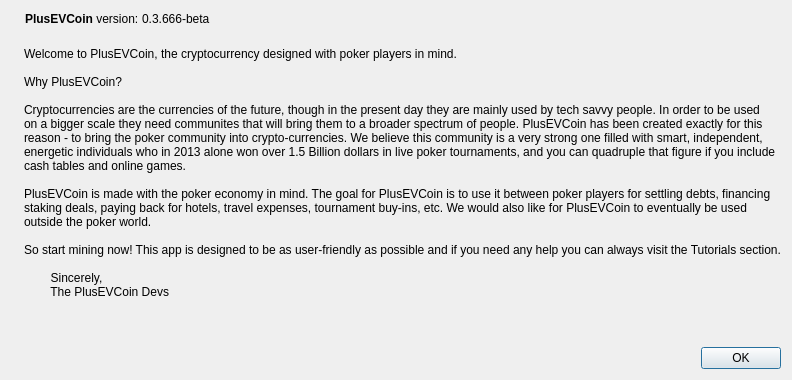
This is src/qt/forms/BeginnerDialog.ui in plusevcoin/plusevcoin as Qt 5 draws it before an edit. The edited form follows.
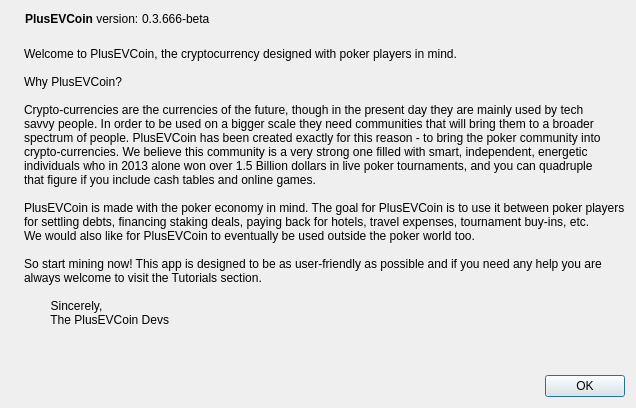
This is the edited form. Icons and pictures are not drawn.

Commit message: v1.3 Heartbleed patch, Time Travel Reduction and other improvements

```diff
--- a/src/qt/forms/BeginnerDialog.ui
+++ b/src/qt/forms/BeginnerDialog.ui
@@ -105,17 +105,19 @@
 
 Why PlusEVCoin? 
 
-Cryptocurrencies are the currencies of the future, though in the present day they are mainly used by tech savvy people. In order to be used
-on a bigger scale they need communites that will bring them to a broader spectrum of people. PlusEVCoin has been created exactly for this
-reason - to bring the poker community into crypto-currencies. We believe this community is a very strong one filled with smart, independent,
-energetic individuals who in 2013 alone won over 1.5 Billion dollars in live poker tournaments, and you can quadruple that figure if you include
-cash tables and online games.
+Crypto-currencies are the currencies of the future, though in the present day they are mainly used by tech
+savvy people. In order to be used on a bigger scale they need communities that will bring them to a broader
+spectrum of people. PlusEVCoin has been created exactly for this reason - to bring the poker community into
+crypto-currencies. We believe this community is a very strong one filled with smart, independent, energetic
+individuals who in 2013 alone won over 1.5 Billion dollars in live poker tournaments, and you can quadruple
+that figure if you include cash tables and online games.
 
-PlusEVCoin is made with the poker economy in mind. The goal for PlusEVCoin is to use it between poker players for settling debts, financing
-staking deals, paying back for hotels, travel expenses, tournament buy-ins, etc. We would also like for PlusEVCoin to eventually be used
-outside the poker world.
+PlusEVCoin is made with the poker economy in mind. The goal for PlusEVCoin is to use it between poker players
+for settling debts, financing staking deals, paying back for hotels, travel expenses, tournament buy-ins, etc.
+We would also like for PlusEVCoin to eventually be used outside the poker world too.
 
-So start mining now! This app is designed to be as user-friendly as possible and if you need any help you can always visit the Tutorials section.
+So start mining now! This app is designed to be as user-friendly as possible and if you need any help you are
+always welcome to visit the Tutorials section.
 
         Sincerely, 
         The PlusEVCoin Devs
```
The commit also changes 15 other files.
